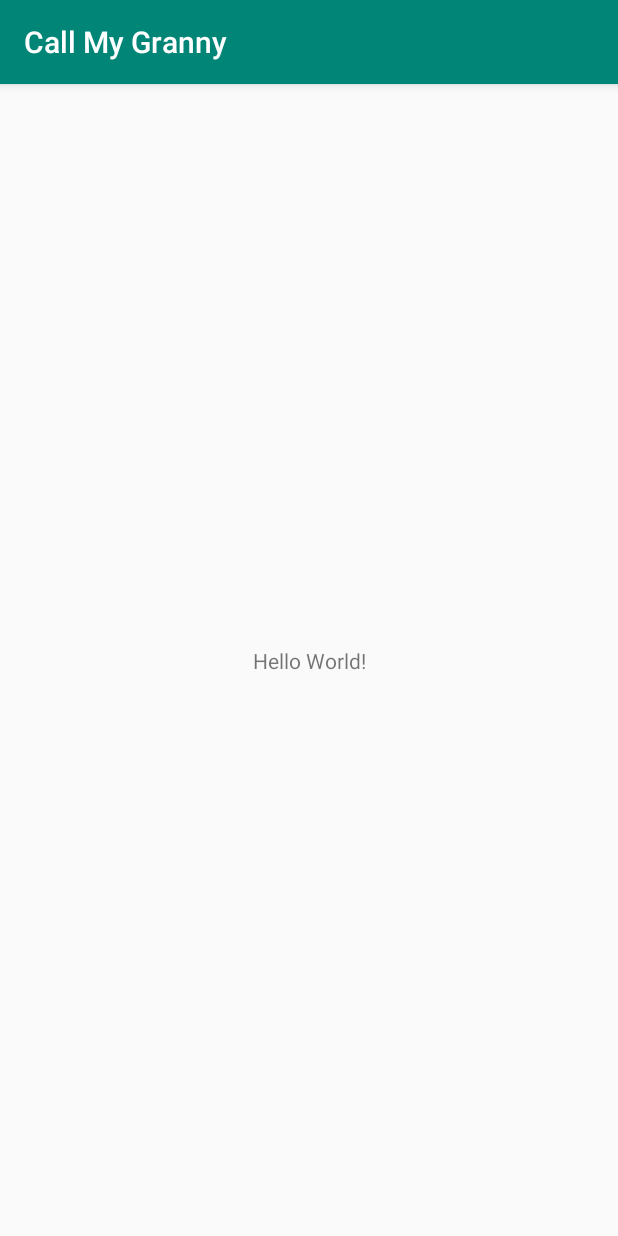
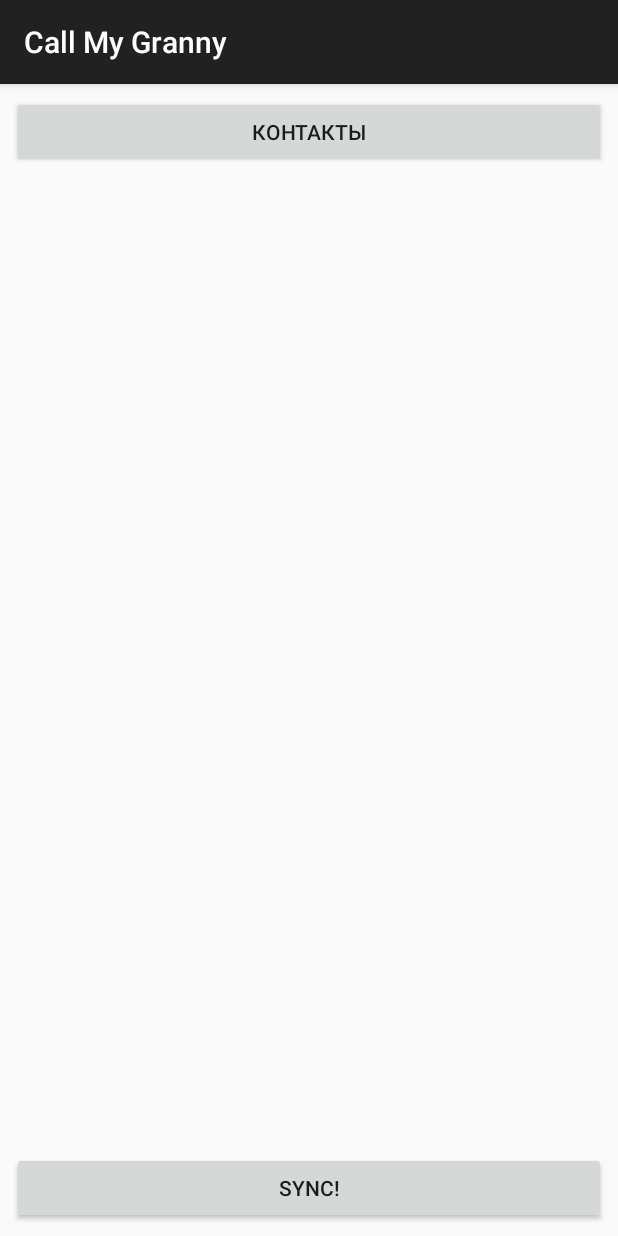
Before and after one commit to wiskiw/ArduinoBluetoothDialer, an Android app: the screen it shows after launch (MainActivity), on a phone screen of 412 x 824 dp. Run offline under Robolectric (Android 15) with nearby library versions, the phone set to English and light mode, and no system bars; libraries missing offline, so code that uses them is left out: io.paperdb; 3 statements that could not run were skipped.

Commit message:
Complete primitive app frame

```diff
--- a/android/CallMyGranny/app/build.gradle
+++ b/android/CallMyGranny/app/build.gradle
@@ -23,5 +23,9 @@ dependencies {
     implementation fileTree(dir: 'libs', include: ['*.jar'])
     implementation 'androidx.appcompat:appcompat:1.1.0'
     implementation 'androidx.constraintlayout:constraintlayout:1.1.3'
+
+    // Paper DB
+    implementation 'io.paperdb:paperdb:2.6'
+
     testImplementation 'junit:junit:4.12'
 }
--- /dev/null
+++ b/android/CallMyGranny/app/src/main/java/by/wiskiw/callmygranny/AndroidApp.java
@@ -0,0 +1,38 @@
+package by.wiskiw.callmygranny;
+
+import android.app.Application;
+import by.wiskiw.callmygranny.data.bluetooth.ARDBluetoothTransmitter;
+import by.wiskiw.callmygranny.data.ContactsStorage;
+import io.paperdb.Book;
+import io.paperdb.Paper;
+
+/**
+ * @author Andrey Yablonsky on 03.12.2019
+ */
+public class AndroidApp extends Application {
+
+    private static AndroidApp appInstance;
+
+    private ContactsStorage contactsStorage;
+
+    public static AndroidApp getInstance() {
+        return appInstance;
+    }
+
+    @Override
+    public void onCreate() {
+        super.onCreate();
+        appInstance = this;
+
+        Paper.init(this);
+        Book mainBook = Paper.book();
+
+        contactsStorage = new ContactsStorage(mainBook);
+    }
+
+    public ContactsStorage getContactsStorage() {
+        return contactsStorage;
+    }
+
+
+}
--- /dev/null
+++ b/android/CallMyGranny/app/src/main/java/by/wiskiw/callmygranny/ui/MainActivity.java
@@ -0,0 +1,45 @@
+package by.wiskiw.callmygranny.ui;
+
+import java.util.List;
+
+import android.os.Bundle;
+import android.view.View;
+import android.widget.Button;
+import androidx.appcompat.app.AppCompatActivity;
+import by.wiskiw.callmygranny.AndroidApp;
+import by.wiskiw.callmygranny.R;
+import by.wiskiw.callmygranny.data.ContactsSerializer;
+import by.wiskiw.callmygranny.data.bluetooth.ARDBluetoothTransmitter;
+import by.wiskiw.callmygranny.model.ARDContact;
+
+public class MainActivity extends AppCompatActivity {
+
+    private AndroidApp app = AndroidApp.getInstance();
+
+    private Button contacts;
+    private Button sync;
+
+    @Override
+    protected void onCreate(Bundle savedInstanceState) {
+        super.onCreate(savedInstanceState);
+        setContentView(R.layout.activity_main);
+
+        contacts = findViewById(R.id.contacts);
+        sync = findViewById(R.id.sync);
+
+        sync.setOnClickListener(new View.OnClickListener() {
+            @Override
+            public void onClick(View v) {
+                syncData();
+            }
+        });
+    }
+
+    private void syncData() {
+        List<ARDContact> contacts = app.getContactsStorage().readContacts();
+        byte[] bytes = new ContactsSerializer().serialise(contacts);
+
+        // todo откравка данных
+        new ARDBluetoothTransmitter().send(bytes);
+    }
+}
--- a/android/CallMyGranny/app/src/main/res/layout/activity_main.xml
+++ b/android/CallMyGranny/app/src/main/res/layout/activity_main.xml
@@ -1,19 +1,29 @@
 <?xml version="1.0" encoding="utf-8"?>
 <androidx.constraintlayout.widget.ConstraintLayout
         xmlns:android="http://schemas.android.com/apk/res/android"
-        xmlns:app="http://schemas.android.com/apk/res-auto"
         xmlns:tools="http://schemas.android.com/tools"
         android:layout_width="match_parent"
         android:layout_height="match_parent"
-        tools:context=".MainActivity">
+        xmlns:app="http://schemas.android.com/apk/res-auto"
+        android:padding="@dimen/padding_default"
+        tools:context=".ui.MainActivity">
 
-    <TextView
-            android:layout_width="wrap_content"
+    <Button
+            android:id="@+id/contacts"
+            style="@style/Button.Secondary"
+            android:layout_width="match_parent"
             android:layout_height="wrap_content"
-            android:text="Hello World!"
+            android:layout_marginTop="@dimen/padding_small"
+            android:layout_marginBottom="@dimen/padding_small"
+            android:text="@string/choose_contacts_text"
+            app:layout_constraintBottom_toBottomOf="top" />
+
+    <Button
+            android:id="@+id/sync"
+            style="@style/Button.Primary"
+            android:layout_width="match_parent"
+            android:layout_height="wrap_content"
             app:layout_constraintBottom_toBottomOf="parent"
-            app:layout_constraintLeft_toLeftOf="parent"
-            app:layout_constraintRight_toRightOf="parent"
-            app:layout_constraintTop_toTopOf="parent" />
+            android:text="@string/sync_text" />
 
 </androidx.constraintlayout.widget.ConstraintLayout>
--- a/android/CallMyGranny/app/src/main/res/values/colors.xml
+++ b/android/CallMyGranny/app/src/main/res/values/colors.xml
@@ -1,6 +1,13 @@
 <?xml version="1.0" encoding="utf-8"?>
 <resources>
-    <color name="colorPrimary">#008577</color>
-    <color name="colorPrimaryDark">#00574B</color>
-    <color name="colorAccent">#D81B60</color>
+    <color name="primary">#9C27B0</color>
+    <color name="primary_dark">#7B1FA2</color>
+    <color name="accent">#FFC107</color>
+
+    <color name="divider">#BDBDBD</color>
+
+    <color name="text_light">#FFFFFF</color>
+    <color name="text_primary">#212121</color>
+    <color name="text_secondary">#757575</color>
+
 </resources>
--- /dev/null
+++ b/android/CallMyGranny/app/src/main/res/values/dimens.xml
@@ -0,0 +1,7 @@
+<?xml version="1.0" encoding="utf-8"?>
+<resources>
+
+    <dimen name="padding_small">4dp</dimen>
+    <dimen name="padding_default">8dp</dimen>
+
+</resources>
--- a/android/CallMyGranny/app/src/main/res/values/strings.xml
+++ b/android/CallMyGranny/app/src/main/res/values/strings.xml
@@ -1,3 +1,7 @@
 <resources>
     <string name="app_name">Call My Granny</string>
+
+    <!--Main -->
+    <string name="choose_contacts_text">Контакты</string>
+    <string name="sync_text">SYNC!</string>
 </resources>
--- a/android/CallMyGranny/app/src/main/res/values/styles.xml
+++ b/android/CallMyGranny/app/src/main/res/values/styles.xml
@@ -1,9 +1,11 @@
 <resources>
 
-    <style name="AppTheme" parent="Theme.AppCompat.Light.DarkActionBar">
-        <item name="colorPrimary">@color/colorPrimary</item>
-        <item name="colorPrimaryDark">@color/colorPrimaryDark</item>
-        <item name="colorAccent">@color/colorAccent</item>
+    <style name="AppTheme" parent="Theme.AppCompat.Light.DarkActionBar"></style>
+
+    <style name="Button.Primary" parent="Widget.AppCompat.Button">
+    </style>
+
+    <style name="Button.Secondary" parent="Widget.AppCompat.Button">
     </style>
 
 </resources>
```
Also changed, not shown: android/CallMyGranny/app/src/main/AndroidManifest.xml (+6 -1 lines), android/CallMyGranny/app/src/main/java/by/wiskiw/callmygranny/MainActivity.java (deleted, +0 -13 lines), android/CallMyGranny/app/src/main/java/by/wiskiw/callmygranny/data/ContactsSerializer.java (added, +17 -0 lines), android/CallMyGranny/app/src/main/java/by/wiskiw/callmygranny/data/ContactsStorage.java (added, +43 -0 lines), android/CallMyGranny/app/src/main/java/by/wiskiw/callmygranny/data/bluetooth/ARDBluetoothTransmitter.java (added, +20 -0 lines), android/CallMyGranny/app/src/main/java/by/wiskiw/callmygranny/data/bluetooth/TransmittionListener.java (added, +16 -0 lines), android/CallMyGranny/app/src/main/java/by/wiskiw/callmygranny/model/ARDContact.java (added, +33 -0 lines), android/CallMyGranny/app/src/main/java/by/wiskiw/callmygranny/ui/ContactsActivity.java (added, +14 -0 lines), android/CallMyGranny/app/src/main/java/by/wiskiw/callmygranny/ui/SyncActivity.java (added, +19 -0 lines).
